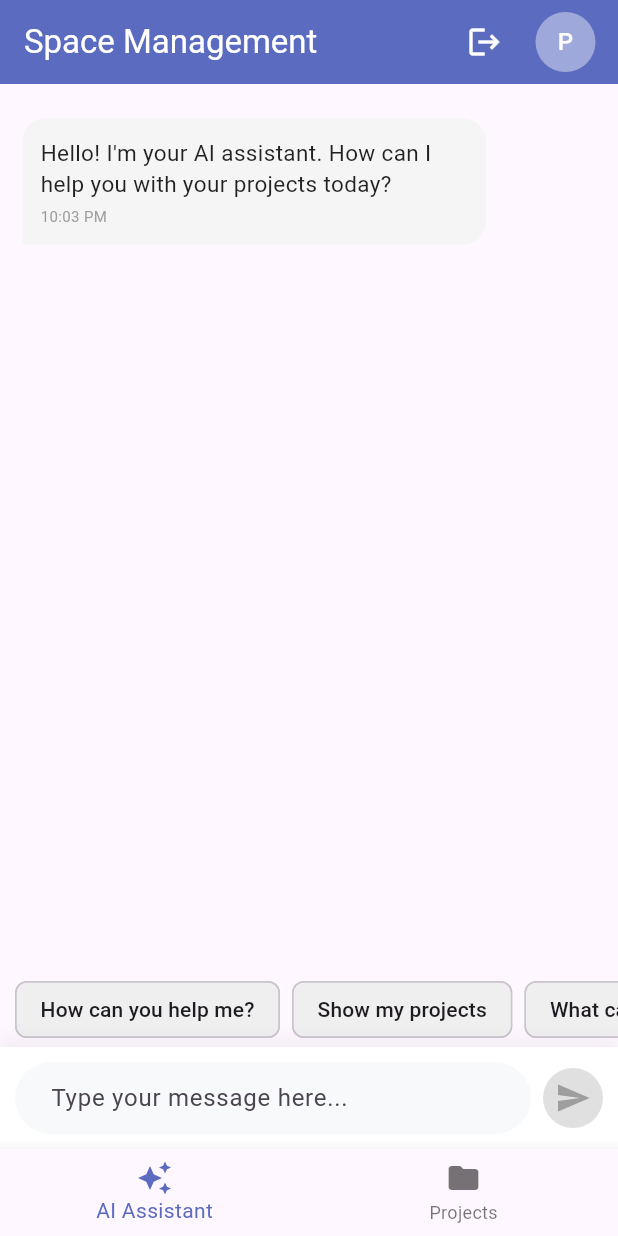
After one commit to software-project-5-6/mobile, a Flutter app: the UserDashboard screen opened directly, on a phone screen of 412 x 824 dp. The commit adds this screen. Run offline on Flutter 3.47's test engine with Material 3 defaults, Android fonts, the phone set to English and light mode, and no system bars; missing offline and left inert: amplify_auth_cognito, amplify_flutter.

Commit message:
Added User Dashboard UI and updated Login logic

```diff
--- a/lib/screens/login_screen.dart
+++ b/lib/screens/login_screen.dart
@@ -3,6 +3,7 @@ import '../services/auth_service.dart'; // Import your AWS Service
 import 'admin_dashboard.dart';
 import 'signup_screen.dart';
 import 'forgot_password_screen.dart';
+import 'user_dashboard.dart';
 
 class LoginScreen extends StatefulWidget {
   const LoginScreen({super.key});
@@ -208,11 +209,19 @@ class _LoginScreenState extends State<LoginScreen> {
     // 3. Handle Result
     if (success) {
       if (mounted) {
-        // Success! Go to Dashboard
-        Navigator.pushReplacement(
-          context,
-          MaterialPageRoute(builder: (context) => const AdminDashboard()),
-        );
+       if (_emailController.text.trim() == "admin@psms.com") {
+           // Go to ADMIN Dashboard
+           Navigator.pushReplacement(
+            context,
+            MaterialPageRoute(builder: (context) => const AdminDashboard()),
+          );
+        } else {
+           // Go to USER Dashboard (Default for everyone else)
+           Navigator.pushReplacement(
+            context,
+            MaterialPageRoute(builder: (context) => const UserDashboard()), // <--- NEW SCREEN
+          );
+        }
       }
     } else {
       if (mounted) {
--- /dev/null
+++ b/lib/screens/user_dashboard.dart
@@ -0,0 +1,238 @@
+import 'package:flutter/material.dart';
+import '../services/auth_service.dart';
+import 'login_screen.dart';
+
+class UserDashboard extends StatefulWidget {
+  const UserDashboard({super.key});
+
+  @override
+  State<UserDashboard> createState() => _UserDashboardState();
+}
+
+class _UserDashboardState extends State<UserDashboard> {
+  int _currentIndex = 0; // 0 = Chat, 1 = Projects
+  final TextEditingController _messageController = TextEditingController();
+
+  // Dummy Messages for the UI
+  final List<Map<String, dynamic>> _messages = [
+    {
+      "isUser": false,
+      "text": "Hello! I'm your AI assistant. How can I help you with your projects today?",
+      "time": "10:03 PM"
+    }
+  ];
+
+  @override
+  Widget build(BuildContext context) {
+    return Scaffold(
+      // APP BAR (Purple)
+      appBar: AppBar(
+        backgroundColor: const Color(0xFF5B6BBF), // Matches your Web Header
+        title: const Text("Space Management", style: TextStyle(color: Colors.white)),
+        actions: [
+          // Logout Button
+          IconButton(
+            icon: const Icon(Icons.logout, color: Colors.white),
+            onPressed: _handleLogout,
+          ),
+          const SizedBox(width: 10),
+          // User Avatar
+          const CircleAvatar(
+            backgroundColor: Color(0xFF9FA8DA),
+            child: Text("P", style: TextStyle(color: Colors.white)),
+          ),
+          const SizedBox(width: 15),
+        ],
+      ),
+
+      // BODY: Switches between Chat and Projects
+      body: _currentIndex == 0 ? _buildChatScreen() : _buildProjectsScreen(),
+
+      // BOTTOM NAVIGATION (Instead of Side Menu for Mobile)
+      bottomNavigationBar: BottomNavigationBar(
+        currentIndex: _currentIndex,
+        selectedItemColor: const Color(0xFF5B6BBF),
+        onTap: (index) => setState(() => _currentIndex = index),
+        items: const [
+          BottomNavigationBarItem(
+            icon: Icon(Icons.auto_awesome),
+            label: "AI Assistant",
+          ),
+          BottomNavigationBarItem(
+            icon: Icon(Icons.folder),
+            label: "Projects",
+          ),
+        ],
+      ),
+    );
+  }
+
+  // --- TAB 1: AI CHAT SCREEN ---
+  Widget _buildChatScreen() {
+    return Column(
+      children: [
+        // 1. MESSAGES LIST
+        Expanded(
+          child: ListView.builder(
+            padding: const EdgeInsets.all(15),
+            itemCount: _messages.length,
+            itemBuilder: (context, index) {
+              final msg = _messages[index];
+              final isUser = msg['isUser'];
+
+              return Align(
+                alignment: isUser ? Alignment.centerRight : Alignment.centerLeft,
+                child: Container(
+                  margin: const EdgeInsets.symmetric(vertical: 8),
+                  padding: const EdgeInsets.all(12),
+                  constraints: BoxConstraints(maxWidth: MediaQuery.of(context).size.width * 0.75),
+                  decoration: BoxDecoration(
+                    color: isUser ? const Color(0xFF5B6BBF) : const Color(0xFFF5F5F5),
+                    borderRadius: BorderRadius.only(
+                      topLeft: const Radius.circular(15),
+                      topRight: const Radius.circular(15),
+                      bottomLeft: isUser ? const Radius.circular(15) : Radius.zero,
+                      bottomRight: isUser ? Radius.zero : const Radius.circular(15),
+                    ),
+                  ),
+                  child: Column(
+                    crossAxisAlignment: CrossAxisAlignment.start,
+                    children: [
+                      Text(
+                        msg['text'],
+                        style: TextStyle(
+                          color: isUser ? Colors.white : Colors.black87,
+                          fontSize: 15,
+                        ),
+                      ),
+                      const SizedBox(height: 4),
+                      Text(
+                        msg['time'],
+                        style: TextStyle(
+                          color: isUser ? Colors.white70 : Colors.grey,
+                          fontSize: 10,
+                        ),
+                      ),
+                    ],
+                  ),
+                ),
+              );
+            },
+          ),
+        ),
+
+        // 2. SUGGESTION CHIPS (Optional, matches your design)
+        if (_messages.length == 1)
+          SizedBox(
+            height: 50,
+            child: ListView(
+              scrollDirection: Axis.horizontal,
+              padding: const EdgeInsets.symmetric(horizontal: 10),
+              children: [
+                _buildSuggestionChip("How can you help me?"),
+                _buildSuggestionChip("Show my projects"),
+                _buildSuggestionChip("What can you do?"),
+              ],
+            ),
+          ),
+
+        // 3. MESSAGE INPUT AREA
+        Container(
+          padding: const EdgeInsets.all(10),
+          decoration: BoxDecoration(
+            color: Colors.white,
+            boxShadow: [
+              BoxShadow(
+                color: Colors.black.withOpacity(0.05),
+                blurRadius: 10,
+                offset: const Offset(0, -5),
+              ),
+            ],
+          ),
+          child: Row(
+            children: [
+              Expanded(
+                child: TextField(
+                  controller: _messageController,
+                  decoration: InputDecoration(
+                    hintText: "Type your message here...",
+                    filled: true,
+                    fillColor: const Color(0xFFF8F9FA),
+                    border: OutlineInputBorder(
+                      borderRadius: BorderRadius.circular(30),
+                      borderSide: BorderSide.none,
+                    ),
+                    contentPadding: const EdgeInsets.symmetric(horizontal: 20, vertical: 10),
+                  ),
+                ),
+              ),
+              const SizedBox(width: 8),
+              CircleAvatar(
+                backgroundColor: const Color(0xFFE0E0E0),
+                child: IconButton(
+                  icon: const Icon(Icons.send, color: Colors.grey),
+                  onPressed: () {
+                    // Logic to send message would go here
+                    if (_messageController.text.isNotEmpty) {
+                      setState(() {
+                        _messages.add({
+                          "isUser": true,
+                          "text": _messageController.text,
+                          "time": "Now"
+                        });
+                        _messageController.clear();
+                      });
+                    }
+                  },
+                ),
+              ),
+            ],
+          ),
+        ),
+      ],
+    );
+  }
+
+  // --- TAB 2: PROJECTS SCREEN (Placeholder) ---
+  Widget _buildProjectsScreen() {
+    return const Center(
+      child: Column(
+        mainAxisAlignment: MainAxisAlignment.center,
+        children: [
+          Icon(Icons.folder_open, size: 80, color: Colors.grey),
+          SizedBox(height: 10),
+          Text("Projects will appear here", style: TextStyle(color: Colors.grey)),
+        ],
+      ),
+    );
+  }
+
+  // Helper for Suggestion Chips
+  Widget _buildSuggestionChip(String label) {
+    return Padding(
+      padding: const EdgeInsets.only(right: 8.0),
+      child: ActionChip(
+        label: Text(label),
+        backgroundColor: const Color(0xFFEFEFEF),
+        onPressed: () {
+          setState(() {
+             _messageController.text = label;
+          });
+        },
+      ),
+    );
+  }
+
+  // Logout Logic
+  Future<void> _handleLogout() async {
+    AuthService authService = AuthService();
+    await authService.logout();
+    if (mounted) {
+      Navigator.pushAndRemoveUntil(
+        context,
+        MaterialPageRoute(builder: (context) => const LoginScreen()),
+        (route) => false,
+      );
+    }
+  }
+}
--- a/lib/services/auth_service.dart
+++ b/lib/services/auth_service.dart
@@ -63,7 +63,7 @@ class AuthService {
     }
   }
 
-  // 4. LOGIN
+  // 4. LOGIN (Fixed: Handles "Already Signed In" error)
   Future<bool> login(String email, String password) async {
     try {
       final result = await Amplify.Auth.signIn(
@@ -72,6 +72,13 @@ class AuthService {
       );
       return result.isSignedIn;
     } on AuthException catch (e) {
+
+      // FIX: If a user is already signed in, sign them out first!
+      if (e.message.contains('already signed in')) {
+        await Amplify.Auth.signOut(); // Log out the old session
+        return login(email, password); // Try logging in again immediately
+      }
+
       print('Login Error: ${e.message}');
       return false;
     }
```
